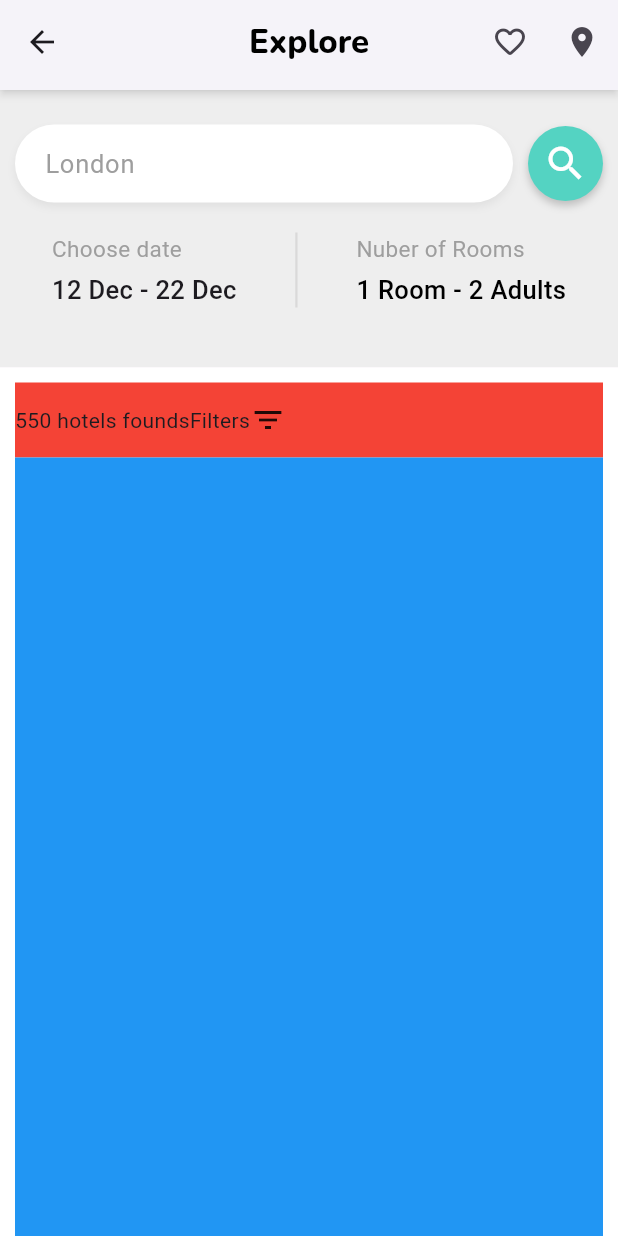
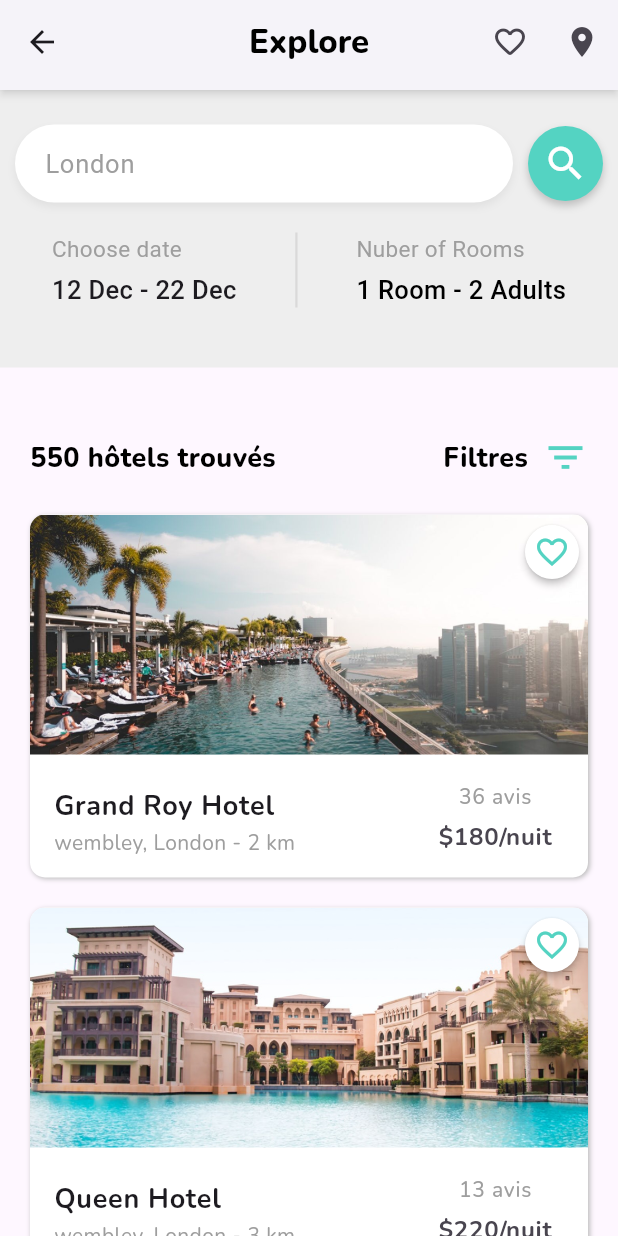
Before and after one commit to OlivianoFanou/tuto_flutter_hotel, a Flutter app: the screen it shows after launch, on a phone screen of 412 x 824 dp. Run offline on Flutter 3.47's test engine with Material 3 defaults, Android fonts, the light colour scheme and no system bars; our stand-ins replace google_fonts.

Commit message:
finition home page

```diff
--- a/lib/home.dart
+++ b/lib/home.dart
@@ -1,6 +1,6 @@
 import 'package:flutter/material.dart';
-import 'package:flutter/widgets.dart';
 import 'package:flutter_booking/main.dart';
+import 'package:flutter_booking/models/hotel_model.dart';
 import 'package:google_fonts/google_fonts.dart';
 
 class Home extends StatelessWidget {
@@ -8,21 +8,9 @@ class Home extends StatelessWidget {
 
   @override
   Widget build(BuildContext context) {
-    return const Scaffold(
-      appBar: MyCustomAppBarr(),
-      body: SingleChildScrollView(
-        child: Column(
-          children: [
-            // SEARCH BAR
-            SearchSection(),
-            HotelSection(),
-            // CATEGORIES
-
-            // GRID VIEW
-            // BUTTONS
-          ],
-        ),
-      ),
+    return Scaffold(
+      appBar: const MyCustomAppBarr(),
+      body: HotelSection(),
     );
   }
 }
@@ -185,35 +173,168 @@ class SearchSection extends StatelessWidget {
 }
 
 //****** HOTEL SECTION ****//
+
+// hotel_section.dart
 class HotelSection extends StatelessWidget {
-  const HotelSection({super.key});
+  final List<Hotel> hotels = hotelList;
+
+  HotelSection({super.key});
+
+  @override
+  Widget build(BuildContext context) {
+    return CustomScrollView(
+      slivers: [
+        SliverToBoxAdapter(
+          child: Column(
+            children: [
+              const SizedBox(
+                height: 230,
+                child: Column(
+                  children: [
+                    SearchSection(),
+                    SizedBox(height: 25),
+                  ],
+                ),
+              ),
+              Padding(
+                padding: const EdgeInsets.only(left: 20, right: 20, bottom: 23),
+                child: Row(
+                  mainAxisAlignment: MainAxisAlignment.spaceBetween,
+                  crossAxisAlignment: CrossAxisAlignment.center,
+                  children: [
+                    Text(
+                      "550 hôtels trouvés",
+                      style: GoogleFonts.nunito(
+                        color: Colors.black,
+                        fontSize: 18,
+                        fontWeight: FontWeight.w800,
+                      ),
+                    ),
+                    Row(
+                      children: [
+                        Text(
+                          "Filtres",
+                          style: GoogleFonts.nunito(
+                            color: Colors.black,
+                            fontSize: 18,
+                            fontWeight: FontWeight.w800,
+                          ),
+                        ),
+                        const SizedBox(width: 10),
+                        const Icon(
+                          Icons.filter_list,
+                          size: 30,
+                          color: dGreen,
+                        ),
+                      ],
+                    ),
+                  ],
+                ),
+              ),
+            ],
+          ),
+        ),
+        SliverList(
+          delegate: SliverChildBuilderDelegate(
+            (context, index) {
+              return HotelCard(hotel: hotels[index]);
+            },
+            childCount: hotels.length,
+          ),
+        ),
+      ],
+    );
+  }
+}
+
+//** HOTEL CARD WIDGET */
+///********************** */
+class HotelCard extends StatelessWidget {
+  final Hotel hotel;
+
+  const HotelCard({required this.hotel, super.key});
 
   @override
   Widget build(BuildContext context) {
     return Container(
-      padding: const EdgeInsets.all(10),
-      color: Colors.white,
+      margin: const EdgeInsets.only(left: 20, right: 20, bottom: 20),
+      decoration: BoxDecoration(
+          borderRadius: BorderRadius.circular(10),
+          color: Colors.white,
+          boxShadow: [
+            BoxShadow(
+              color: Colors.grey.shade400,
+              blurRadius: 2,
+              offset: const Offset(1, 1),
+            )
+          ]),
       child: Column(
+        crossAxisAlignment: CrossAxisAlignment.stretch,
         children: [
           Container(
-            height: 50,
-            color: Colors.red,
-            child: const Row(
+            height: 160,
+            decoration: BoxDecoration(
+                borderRadius: const BorderRadius.only(
+                  topLeft: Radius.circular(10),
+                  topRight: Radius.circular(10),
+                ),
+                image: DecorationImage(
+                  image: AssetImage(hotel.picture),
+                  fit: BoxFit.cover,
+                )),
+            child: Stack(
               children: [
-                Text("550 hotels founds"),
-                Row(
-                  children: [
-                    Text("Filters"),
-                    Icon(Icons.filter_list),
-                  ],
+                Positioned(
+                    top: 1,
+                    right: -20,
+                    child: MaterialButton(
+                      onPressed: () {},
+                      color: Colors.white,
+                      shape: const CircleBorder(),
+                      child: const Icon(
+                        Icons.favorite_border_outlined,
+                        color: dGreen,
+                      ),
+                    )),
+              ],
+            ),
+          ),
+          const SizedBox(height: 10),
+          ListTile(
+            title: Text(
+              hotel.title,
+              style: GoogleFonts.nunito(
+                fontSize: 18,
+                fontWeight: FontWeight.bold,
+              ),
+            ),
+            subtitle: Text(
+              '${hotel.place} - ${hotel.distance} km',
+              style: GoogleFonts.nunito(
+                fontSize: 14,
+                color: Colors.grey,
+              ),
+            ),
+            trailing: Column(
+              children: [
+                Text(
+                  '${hotel.review} avis',
+                  style: GoogleFonts.nunito(
+                    fontSize: 14,
+                    color: Colors.grey,
+                  ),
+                ),
+                const SizedBox(height: 5),
+                Text(
+                  '\$${hotel.price}/nuit',
+                  style: GoogleFonts.nunito(
+                    fontSize: 16,
+                    fontWeight: FontWeight.bold,
+                  ),
                 ),
               ],
             ),
           ),
-          Container(
-            height: 1000,
-            color: Colors.blue,
-          )
         ],
       ),
     );
--- /dev/null
+++ b/lib/models/hotel_model.dart
@@ -0,0 +1,85 @@
+// hotel_model.dart
+class Hotel {
+  final String title;
+  final String place;
+  final int distance;
+  final int review;
+  final String picture;
+  final int price;
+
+  Hotel({
+    required this.title,
+    required this.place,
+    required this.distance,
+    required this.review,
+    required this.picture,
+    required this.price,
+  });
+}
+
+final List<Hotel> hotelList = [
+  Hotel(
+    title: "Grand Roy Hotel",
+    place: "wembley, London",
+    distance: 2,
+    review: 36,
+    picture: "assets/images/hotel_1.png",
+    price: 180,
+  ),
+  Hotel(
+    title: "Queen Hotel",
+    place: "wembley, London",
+    distance: 3,
+    review: 13,
+    picture: "assets/images/hotel_2.png",
+    price: 220,
+  ),
+  Hotel(
+    title: "Grand Mal Hotel",
+    place: "wembley, London",
+    distance: 6,
+    review: 88,
+    picture: "assets/images/hotel_3.png",
+    price: 400,
+  ),
+  Hotel(
+    title: "Hilton",
+    place: "wembley, London",
+    distance: 11,
+    review: 31,
+    picture: "assets/images/hotel_1.png",
+    price: 520,
+  ),
+  Hotel(
+    title: "Hilton",
+    place: "wembley, London",
+    distance: 11,
+    review: 31,
+    picture: "assets/images/hotel_1.png",
+    price: 520,
+  ),
+  Hotel(
+    title: "Hilton",
+    place: "wembley, London",
+    distance: 11,
+    review: 31,
+    picture: "assets/images/hotel_1.png",
+    price: 520,
+  ),
+  Hotel(
+    title: "Hilton",
+    place: "wembley, London",
+    distance: 11,
+    review: 31,
+    picture: "assets/images/hotel_1.png",
+    price: 520,
+  ),
+  Hotel(
+    title: "Hilton",
+    place: "wembley, London",
+    distance: 11,
+    review: 31,
+    picture: "assets/images/hotel_1.png",
+    price: 520,
+  ),
+];
```
